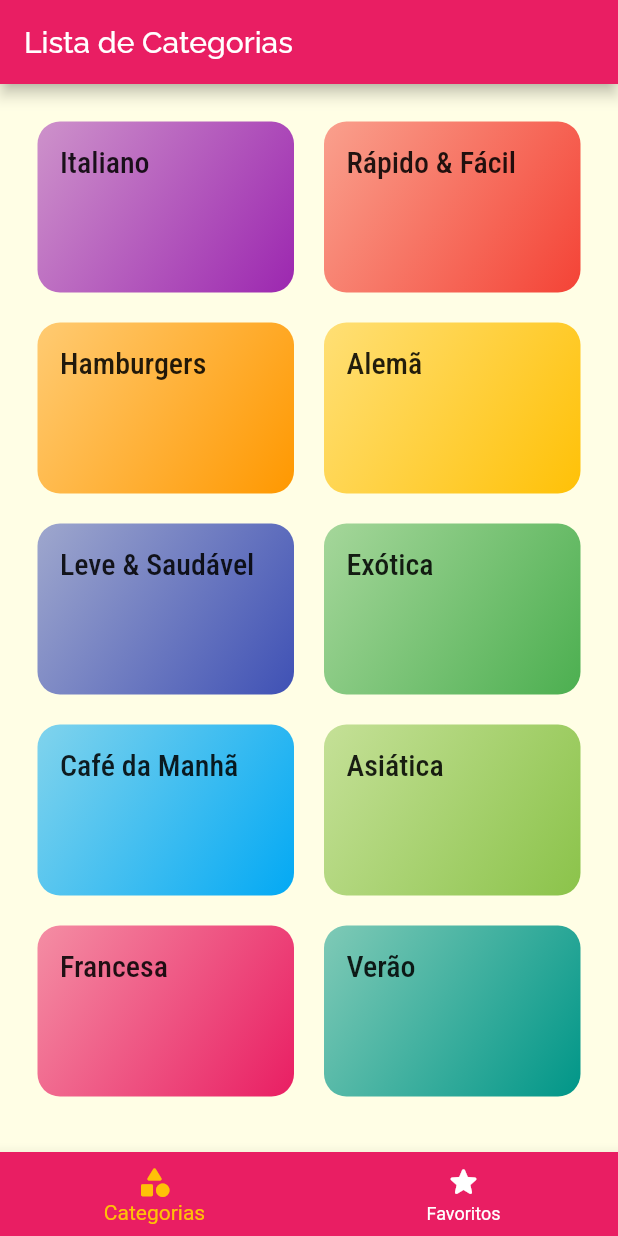
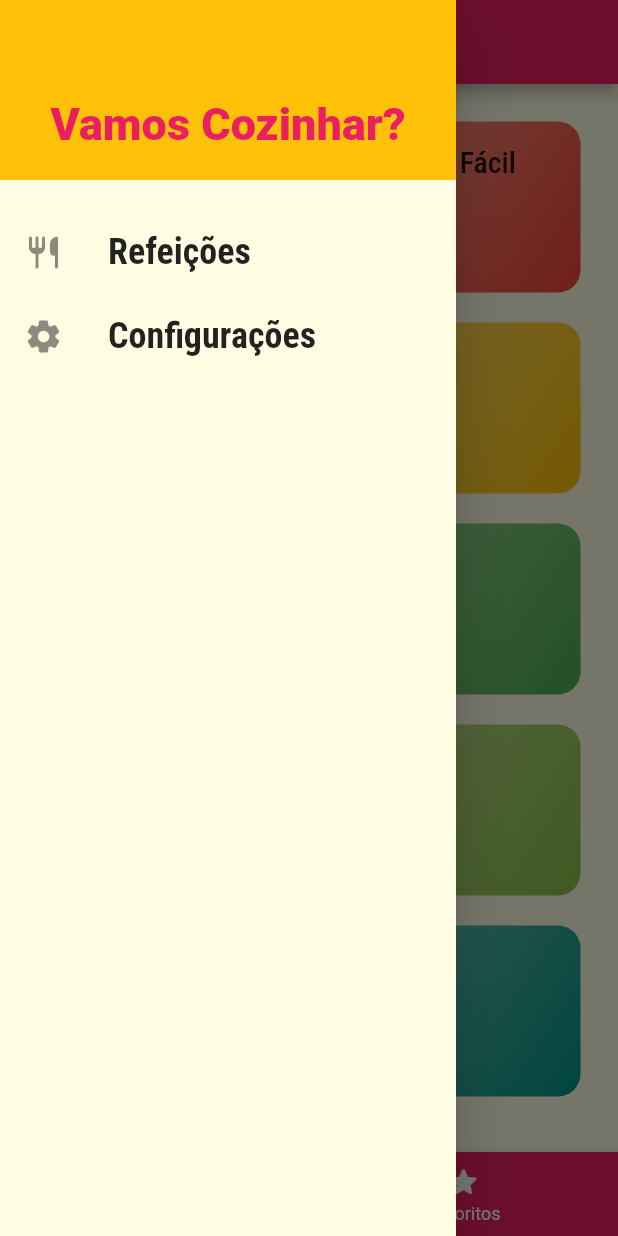
Before and after one commit to SrAlbuquerque/Meals, a Flutter app: the screen it shows after launch, with the side drawer open (before the commit the screen has no drawer), on a phone screen of 412 x 824 dp. Run offline on Flutter 3.47's test engine with Material 2 defaults, Android fonts, the phone set to English and light mode, and no system bars.

Commit message:
Layout do drawer adicionado

```diff
--- /dev/null
+++ b/lib/components/main_drawer.dart
@@ -0,0 +1,49 @@
+import 'package:flutter/material.dart';
+
+class MainDrawer extends StatelessWidget {
+  Widget _createItem(IconData icon, String label) {
+    return ListTile(
+      leading: Icon(
+        icon,
+        size: 26,
+      ),
+      title: Text(
+        label,
+        style: TextStyle(
+          fontFamily: 'RobotoCondensed',
+          fontSize: 24,
+          fontWeight: FontWeight.bold,
+        ),
+      ),
+      onTap: () {},
+    );
+  }
+
+  @override
+  Widget build(BuildContext context) {
+    return Drawer(
+      child: Column(
+        children: [
+          Container(
+            height: 120,
+            width: double.infinity,
+            padding: EdgeInsets.all(20),
+            color: Theme.of(context).accentColor,
+            alignment: Alignment.bottomCenter,
+            child: Text(
+              'Vamos Cozinhar?',
+              style: TextStyle(
+                fontWeight: FontWeight.w900,
+                fontSize: 30,
+                color: Theme.of(context).primaryColor,
+              ),
+            ),
+          ),
+          SizedBox(height: 20),
+          _createItem(Icons.restaurant_rounded, 'Refeições'),
+          _createItem(Icons.settings_rounded, 'Configurações')
+        ],
+      ),
+    );
+  }
+}
--- a/lib/screens/tabs_screen.dart
+++ b/lib/screens/tabs_screen.dart
@@ -1,6 +1,7 @@
 import 'package:flutter/material.dart';
 import 'categories_screen.dart';
 import 'favorite_screen.dart';
+import '../components/main_drawer.dart';
 
 class TabsScreen extends StatefulWidget {
   @override
@@ -28,6 +29,7 @@ class _TabsScreenState extends State<TabsScreen> {
       appBar: AppBar(
         title: Text(_screens[_selectedScreenIndex]['title']),
       ),
+      drawer: MainDrawer(),
       body: _screens[_selectedScreenIndex]['screen'],
       bottomNavigationBar: BottomNavigationBar(
         onTap: _selectScreen,
```
